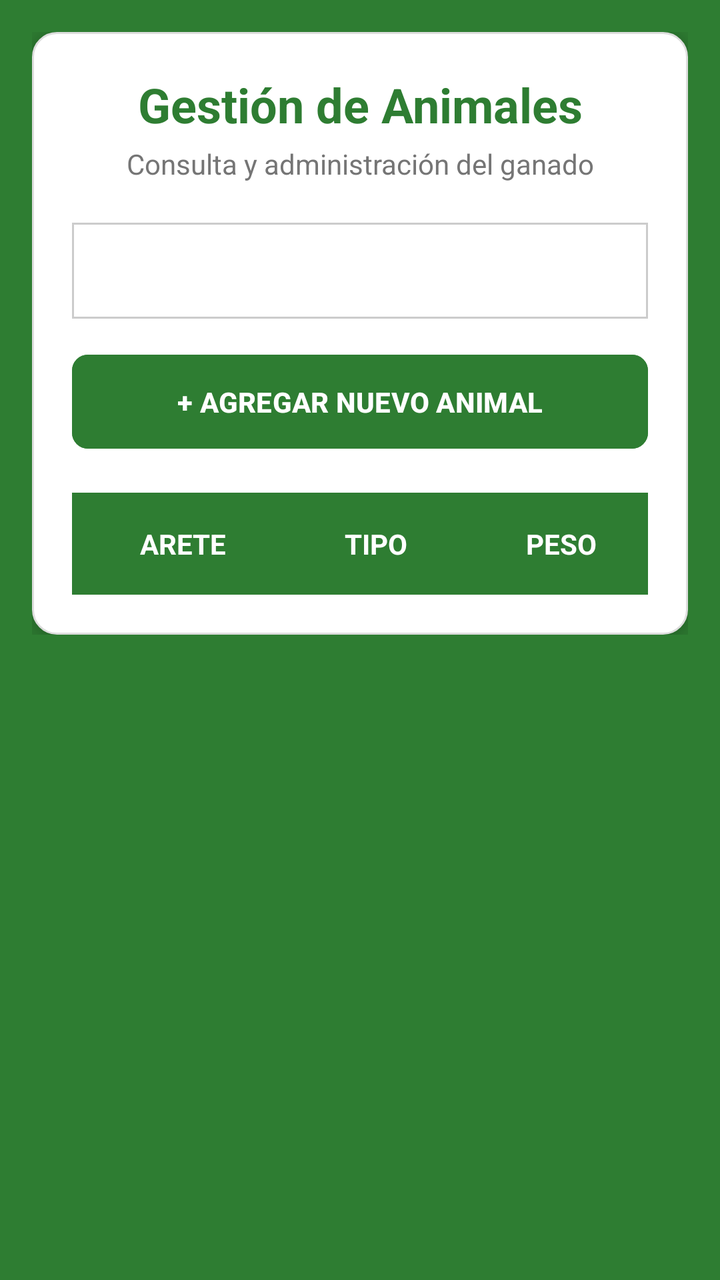
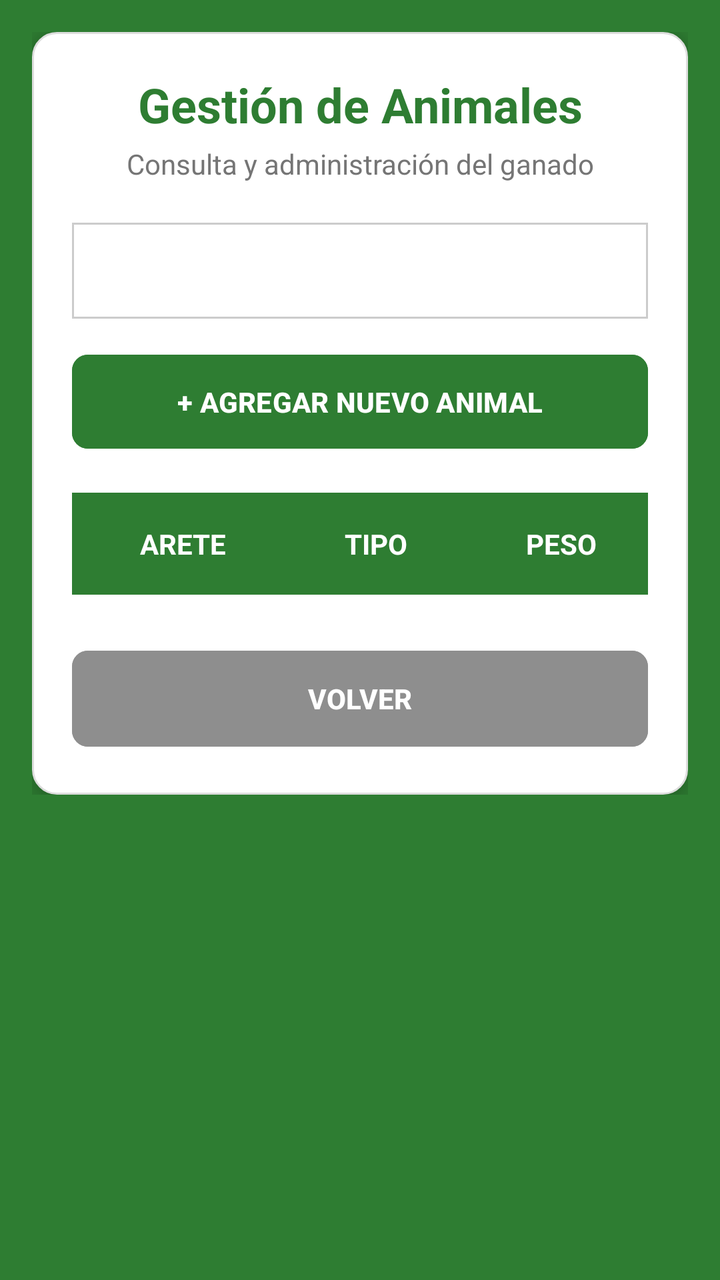

Screens rendered from an Android XML layout before and after an edit, with the pre-edit source and the edit as a unified diff.
<!-- AndroidManifest.xml: application theme Theme.AMG -->
<!-- res/layout/activity_animales.xml -->
<?xml version="1.0" encoding="utf-8"?>
<androidx.coordinatorlayout.widget.CoordinatorLayout
    xmlns:android="http://schemas.android.com/apk/res/android"
    xmlns:app="http://schemas.android.com/apk/res-auto"
    android:layout_width="match_parent"
    android:layout_height="match_parent"
    android:background="@color/green_primary"
    android:fitsSystemWindows="true"> <ScrollView
    android:layout_width="match_parent"
    android:layout_height="match_parent"
    android:padding="16dp">

    <LinearLayout
        android:layout_width="match_parent"
        android:layout_height="wrap_content"
        android:orientation="vertical">

        <LinearLayout
            android:layout_width="match_parent"
            android:layout_height="wrap_content"
            android:orientation="vertical"
            android:background="@drawable/bg_card"
            android:padding="20dp"
            android:elevation="8dp">

            <TextView
                android:layout_width="match_parent"
                android:layout_height="wrap_content"
                android:text="Gestión de Animales"
                android:textSize="24sp"
                android:textStyle="bold"
                android:textColor="@color/green_primary"
                android:gravity="center"
                android:layout_marginBottom="4dp"/>

            <TextView
                android:layout_width="match_parent"
                android:layout_height="wrap_content"
                android:text="Consulta y administración del ganado"
                android:textSize="14sp"
                android:textColor="#757575"
                android:gravity="center"
                android:layout_marginBottom="20dp"/>

            <Spinner
                android:id="@+id/spinnerLote"
                android:layout_width="match_parent"
                android:layout_height="48dp"
                android:background="@drawable/borde_celda"
                android:padding="10dp"
                android:layout_marginBottom="14dp"/>

            <Button
                android:id="@+id/btnAgregarAnimal"
                android:layout_width="match_parent"
                android:layout_height="wrap_content"
                android:text="+ AGREGAR NUEVO ANIMAL"
                android:textColor="@color/white"
                android:backgroundTint="@color/green_primary"
                android:textStyle="bold"
                android:padding="14dp"
                app:cornerRadius="8dp"
                android:layout_marginBottom="18dp"/>

            <TableLayout
                android:id="@+id/tableAnimales"
                android:layout_width="match_parent"
                android:layout_height="wrap_content"
                android:stretchColumns="*"
                android:background="@color/white">

                <TableRow
                    android:background="@color/green_primary"
                    android:padding="4dp">
                    <TextView
                        android:text="ARETE"
                        android:textColor="@color/white"
                        android:textStyle="bold"
                        android:textSize="14sp"
                        android:gravity="center"
                        android:padding="12dp"/>
                    <TextView
                        android:text="TIPO"
                        android:textColor="@color/white"
                        android:textStyle="bold"
                        android:textSize="14sp"
                        android:gravity="center"
                        android:padding="12dp"/>
                    <TextView
                        android:text="PESO"
                        android:textColor="@color/white"
                        android:textStyle="bold"
                        android:textSize="14sp"
                        android:gravity="center"
                        android:padding="12dp"/>
                </TableRow>
            </TableLayout>
        </LinearLayout>
    </LinearLayout>
</ScrollView>
</androidx.coordinatorlayout.widget.CoordinatorLayout>
<!-- resources referenced by this layout -->
<resources>
  <color name="green_primary">#2E7D32</color>
  <color name="white">#FFFFFF</color>
  <!-- drawable bg_card (drawable) -->
  <?xml version="1.0" encoding="utf-8"?>
  <shape xmlns:android="http://schemas.android.com/apk/res/android"
      android:shape="rectangle">
  
      <solid android:color="#FFFFFF" />
  
      <corners android:radius="12dp" />
  
      <stroke
          android:width="1dp"
          android:color="#DDDDDD" />
  </shape>
  <!-- drawable borde_celda (drawable) -->
  <?xml version="1.0" encoding="utf-8"?>
  <shape xmlns:android="http://schemas.android.com/apk/res/android">
  
      <stroke
          android:width="1dp"
          android:color="#CCCCCC"/>
  
      <solid android:color="#FFFFFF"/>
  
      <padding
          android:left="8dp"
          android:right="8dp"
          android:top="6dp"
          android:bottom="6dp"/>
  
  </shape>
  <style name="Theme.AMG" parent="Base.Theme.AMG" />
  <style name="Base.Theme.AMG" parent="Theme.Material3.DayNight.NoActionBar">
          <item name="colorPrimary">@color/green_primary</item>
          <item name="colorSecondary">@color/green_light</item>
      </style>
  <color name="green_light">#66BB6A</color>
</resources>

<!-- the commit's change to res/layout/activity_animales.xml (unified diff, before → after) -->
@@ -95,6 +95,17 @@
                         android:padding="12dp"/>
                 </TableRow>
             </TableLayout>
+
+            <Button
+                android:id="@+id/btnVolver"
+                android:layout_width="match_parent"
+                android:layout_height="56dp"
+                android:text="VOLVER"
+                android:textStyle="bold"
+                android:backgroundTint="#8E8E8E"
+                android:textColor="@color/white"
+                app:cornerRadius="8dp"
+                android:layout_marginTop="24dp"/>
         </LinearLayout>
     </LinearLayout>
 </ScrollView>
